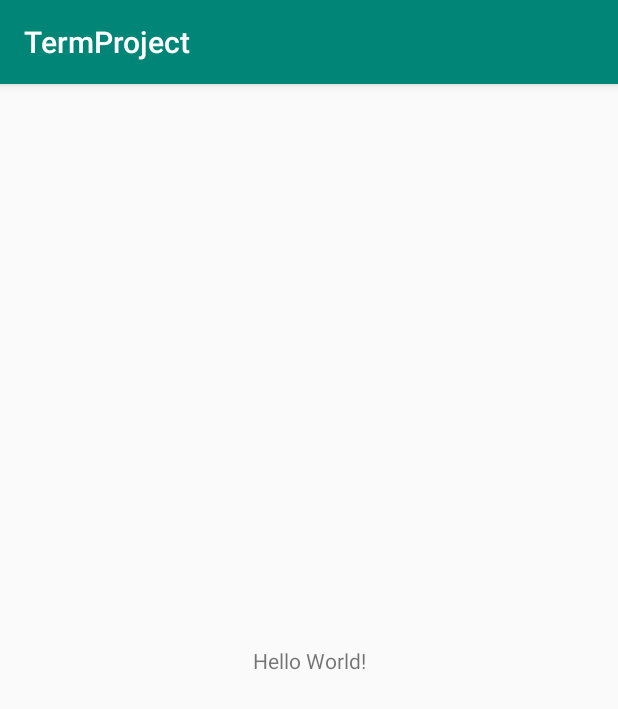
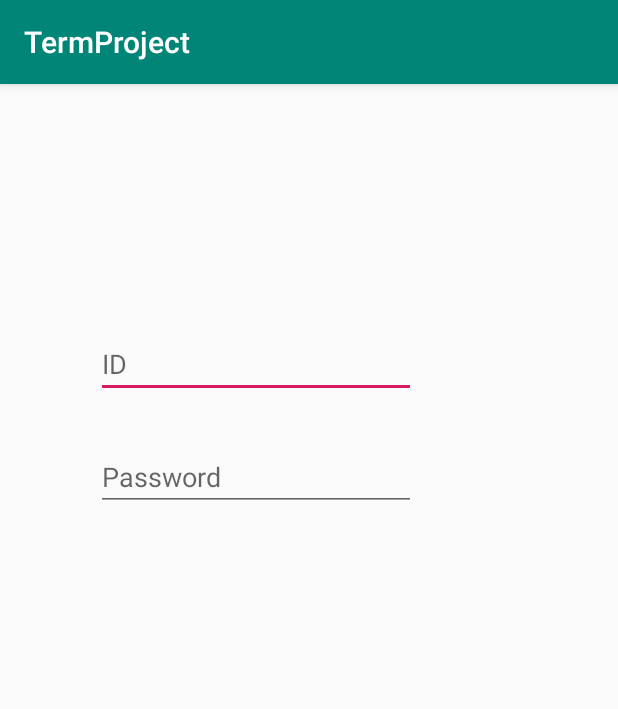
Before and after one commit to MinNamgung/Team2TermProject, an Android app: the screen it shows after launch (MainActivity), on a phone screen of 412 x 824 dp. Shown: the top 709 px of the screen. Run offline under Robolectric (Android 15) with nearby library versions, the phone set to English and light mode, and no system bars.

Commit message:
GIT Testing

```diff
--- a/app/src/main/res/layout/activity_main.xml
+++ b/app/src/main/res/layout/activity_main.xml
@@ -6,13 +6,27 @@
     android:layout_height="match_parent"
     tools:context=".MainActivity">
 
-    <TextView
+    <EditText
+        android:id="@+id/LoginID"
         android:layout_width="wrap_content"
         android:layout_height="wrap_content"
-        android:text="Hello World!"
-        app:layout_constraintBottom_toBottomOf="parent"
-        app:layout_constraintLeft_toLeftOf="parent"
-        app:layout_constraintRight_toRightOf="parent"
+        android:layout_marginStart="64dp"
+        android:layout_marginTop="164dp"
+        android:ems="10"
+        android:hint="ID"
+        android:inputType="textPersonName"
+        app:layout_constraintStart_toStartOf="parent"
         app:layout_constraintTop_toTopOf="parent" />
 
+    <EditText
+        android:id="@+id/LoginPWD"
+        android:layout_width="wrap_content"
+        android:layout_height="wrap_content"
+        android:layout_marginStart="64dp"
+        android:layout_marginTop="30dp"
+        android:ems="10"
+        android:hint="Password"
+        android:inputType="textPassword"
+        app:layout_constraintStart_toStartOf="parent"
+        app:layout_constraintTop_toBottomOf="@+id/LoginID" />
 </android.support.constraint.ConstraintLayout>
```
